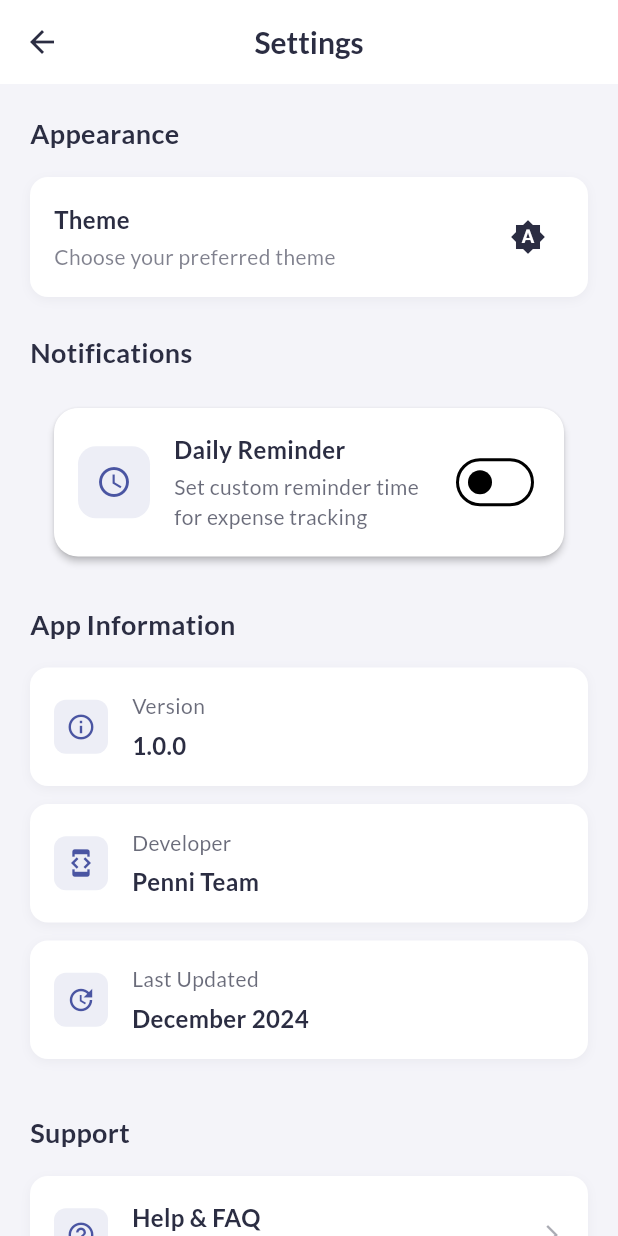
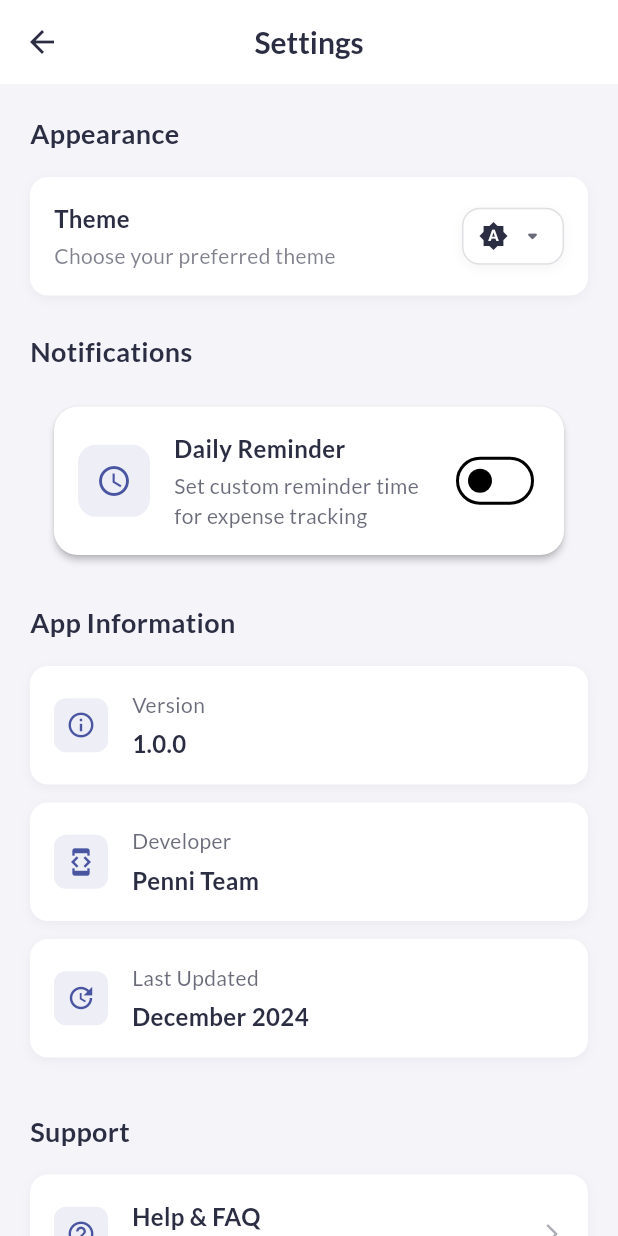
Before and after one commit to matthias22m/money-tracker-app, a Flutter app: the SettingsScreen screen opened directly, on a phone screen of 412 x 824 dp. Run offline on Flutter 3.47's test engine with Material 3 defaults, Android fonts, the phone set to English and light mode, and no system bars; our stand-ins replace cloud_firestore, dio, firebase_auth, firebase_core, fl_chart, flutter_local_notifications and 7 more; missing offline and left inert: firebase_app_check; accounts and stored records are empty.

Commit message:
feat(theme): enhance theme switcher UI with improved styling

```diff
--- a/lib/widgets/theme_switcher.dart
+++ b/lib/widgets/theme_switcher.dart
@@ -10,14 +10,55 @@ class ThemeSwitcher extends StatelessWidget {
     return Consumer<ThemeProvider>(
       builder: (context, themeProvider, child) {
         return PopupMenuButton<ThemeMode>(
-          icon: Icon(
-            themeProvider.themeModeIcon,
-            color: Theme.of(context).colorScheme.onSurface,
+          tooltip: 'Change Theme',
+          offset: const Offset(0, 10),
+          elevation: 4,
+          shape: RoundedRectangleBorder(
+            borderRadius: BorderRadius.circular(12),
           ),
-          tooltip: 'Change Theme',
           onSelected: (ThemeMode mode) {
             themeProvider.setThemeMode(mode);
           },
+          child: Container(
+            padding: const EdgeInsets.symmetric(horizontal: 10, vertical: 8),
+            decoration: BoxDecoration(
+              color: Theme.of(context).cardTheme.color,
+              borderRadius: BorderRadius.circular(12),
+              border: Border.all(
+                color: Theme.of(
+                  context,
+                ).colorScheme.onSurface.withOpacity(0.15),
+                width: 1,
+              ),
+              boxShadow: [
+                BoxShadow(
+                  color: Theme.of(
+                    context,
+                  ).colorScheme.onSurface.withOpacity(0.06),
+                  blurRadius: 6,
+                  offset: const Offset(0, 2),
+                ),
+              ],
+            ),
+            child: Row(
+              mainAxisSize: MainAxisSize.min,
+              children: [
+                Icon(
+                  themeProvider.themeModeIcon,
+                  color: Theme.of(context).colorScheme.onSurface,
+                  size: 20,
+                ),
+                const SizedBox(width: 6),
+                Icon(
+                  Icons.arrow_drop_down_rounded,
+                  color: Theme.of(
+                    context,
+                  ).colorScheme.onSurface.withOpacity(0.7),
+                  size: 20,
+                ),
+              ],
+            ),
+          ),
           itemBuilder: (BuildContext context) => [
             PopupMenuItem<ThemeMode>(
               value: ThemeMode.light,
```
